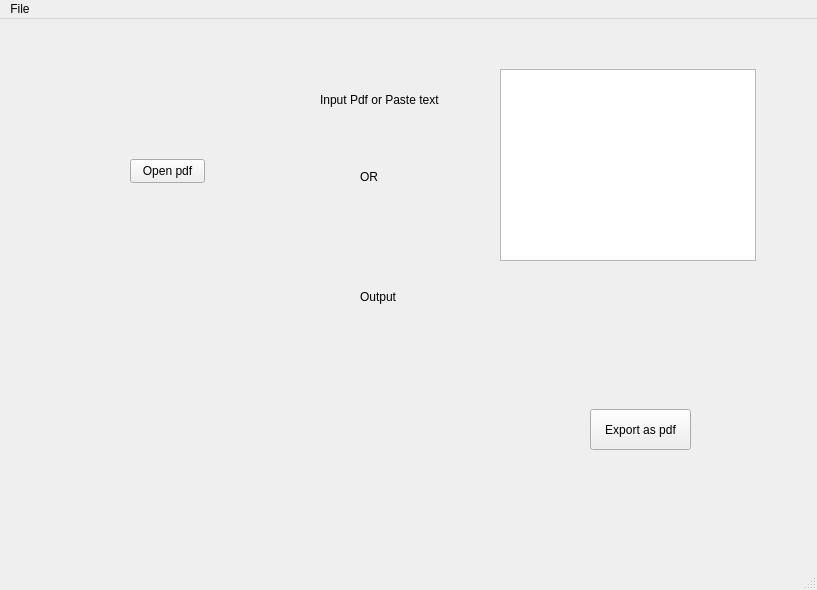
The window that try_mini/proto1.ui (0-shubham-0/Python-Mini-Project) describes before a commit, drawn with Qt 5.
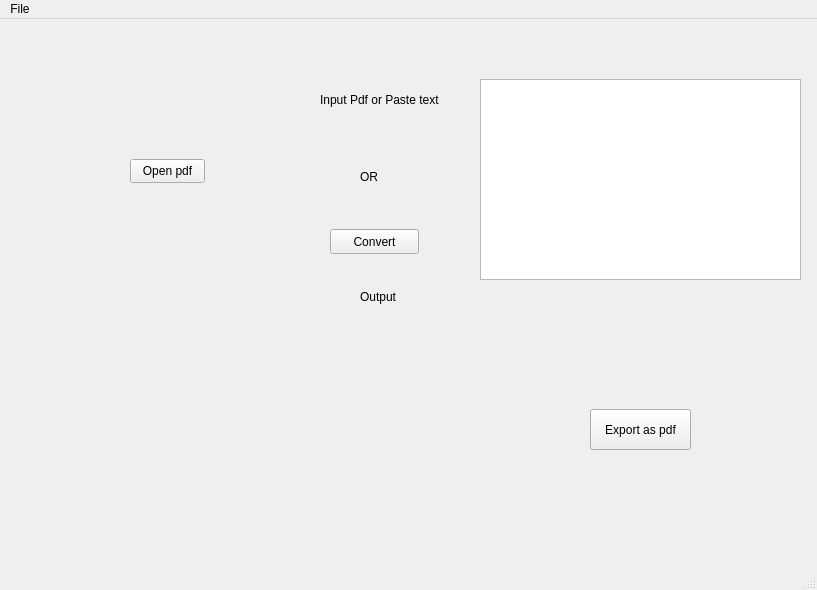
The same window after the commit.

Patch:
```diff
--- a/try_mini/proto1.ui
+++ b/try_mini/proto1.ui
@@ -27,16 +27,6 @@
      <string>Open pdf</string>
     </property>
    </widget>
-   <widget class="QTextBrowser" name="textBrowser">
-    <property name="geometry">
-     <rect>
-      <x>500</x>
-      <y>50</y>
-      <width>256</width>
-      <height>192</height>
-     </rect>
-    </property>
-   </widget>
    <widget class="QLabel" name="label">
     <property name="geometry">
      <rect>
@@ -102,6 +92,29 @@
      <string>Export as pdf</string>
     </property>
    </widget>
+   <widget class="QPlainTextEdit" name="plainTextEdit">
+    <property name="geometry">
+     <rect>
+      <x>480</x>
+      <y>60</y>
+      <width>321</width>
+      <height>201</height>
+     </rect>
+    </property>
+   </widget>
+   <widget class="QPushButton" name="pushButton_2">
+    <property name="geometry">
+     <rect>
+      <x>330</x>
+      <y>210</y>
+      <width>89</width>
+      <height>25</height>
+     </rect>
+    </property>
+    <property name="text">
+     <string>Convert</string>
+    </property>
+   </widget>
   </widget>
   <widget class="QMenuBar" name="menubar">
    <property name="geometry">
```
